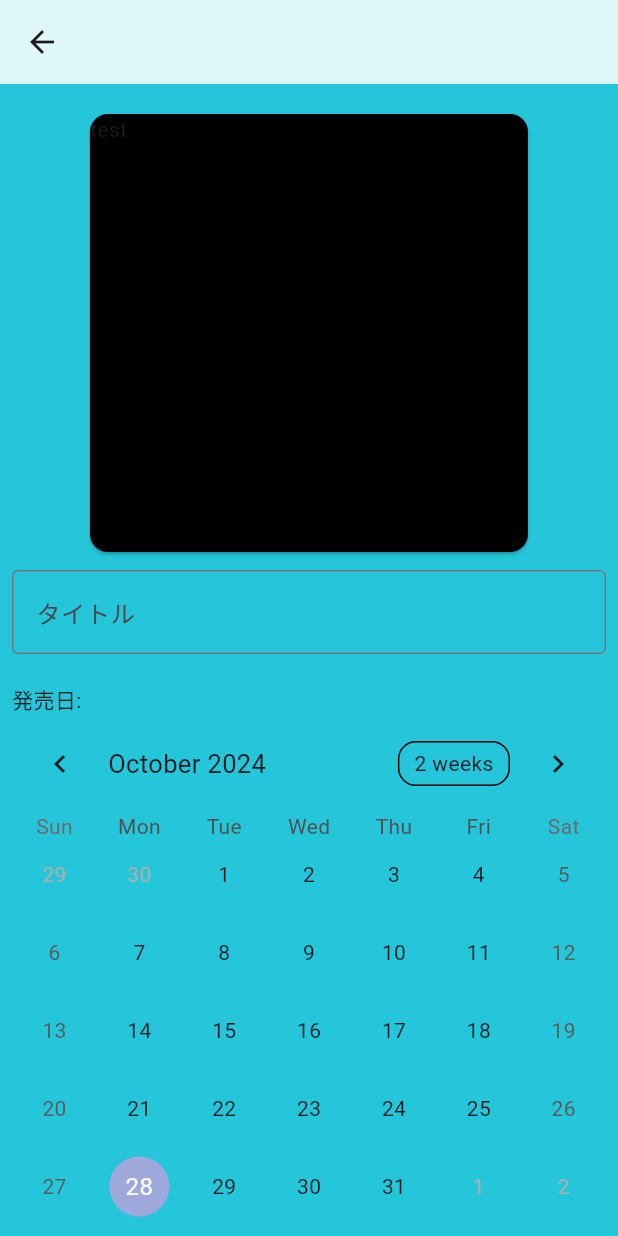
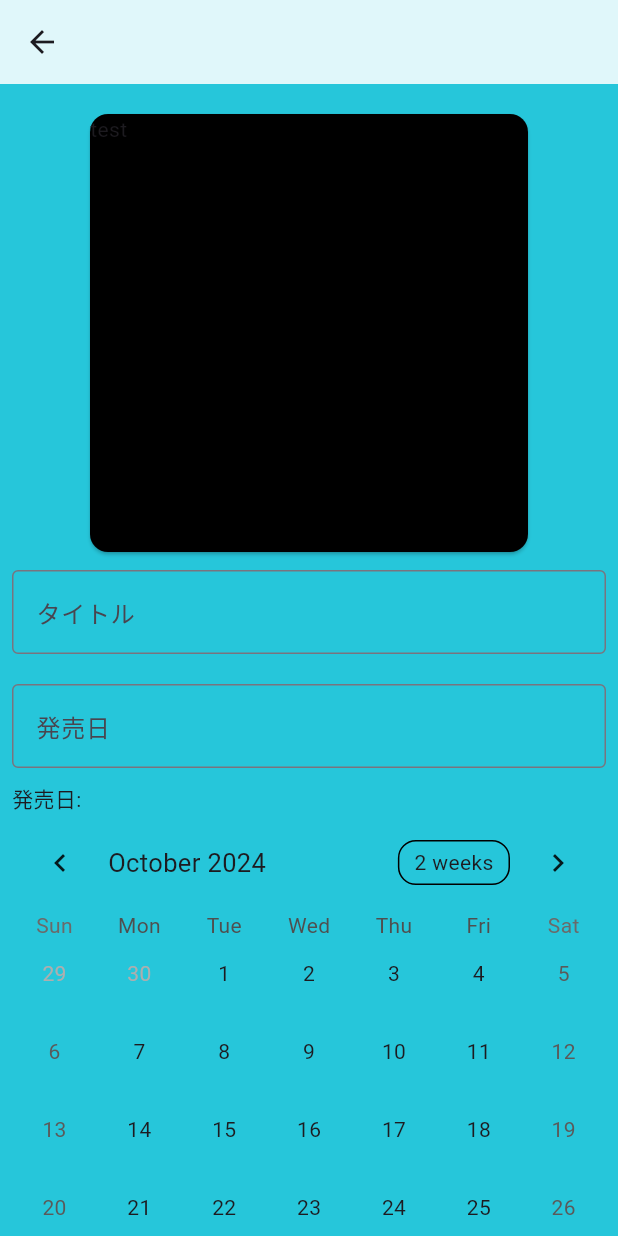
Before and after one commit to HikaruKusanagi27/game_review, a Flutter app: the PostPage screen opened directly, on a phone screen of 412 x 824 dp. Run offline on Flutter 3.47's test engine with Material 3 defaults, Android fonts, the phone set to English and light mode, and no system bars; drawn by our look-alikes of table_calendar; our stand-ins replace cloud_firestore, firebase_core; accounts and stored records are empty.

Commit message:
カレンダーの実装

```diff
--- a/lib/post_page.dart
+++ b/lib/post_page.dart
@@ -7,8 +7,22 @@ const List<String> makerList = <String>['ソニー', 'ニンテンドー', 'セ
 
 const List<String> genreList = <String>['アクション', 'RPG', 'シュミレーション'];
 
-class PostPage extends StatelessWidget {
+class PostPage extends StatefulWidget {
   const PostPage({super.key});
+
+  @override
+  _PostPageState createState() => _PostPageState();
+}
+
+class _PostPageState extends State<PostPage> {
+  DateTime? _selectedDate;
+  final TextEditingController _dateController = TextEditingController();
+
+  @override
+  void dispose() {
+    _dateController.dispose();
+    super.dispose();
+  }
 
   @override
   Widget build(BuildContext context) {
@@ -44,13 +58,42 @@ class PostPage extends StatelessWidget {
                 SizedBox(height: 20),
                 Row(
                   children: [
+                    Expanded(
+                      child: TextField(
+                        controller: _dateController,
+                        decoration: InputDecoration(
+                          border: OutlineInputBorder(),
+                          labelText: '発売日',
+                        ),
+                      ),
+                    ),
+                  ],
+                ),
+                SizedBox(height: 10),
+                Row(
+                  children: [
                     Text('発売日:'),
+                    SizedBox(width: 10),
+                    if (_selectedDate != null)
+                      Text(
+                        "${_selectedDate!.year}/${_selectedDate!.month}/${_selectedDate!.day}",
+                        style: TextStyle(
+                            fontSize: 16, fontWeight: FontWeight.bold),
+                      ),
                   ],
                 ),
                 TableCalendar(
                   firstDay: DateTime.utc(2010, 1, 1),
                   lastDay: DateTime.utc(2030, 1, 1),
                   focusedDay: DateTime.now(),
+                  selectedDayPredicate: (day) => isSameDay(_selectedDate, day),
+                  onDaySelected: (selectedDay, focusedDay) {
+                    setState(() {
+                      _selectedDate = selectedDay;
+                      _dateController.text =
+                          "${selectedDay.year}-${selectedDay.month}-${selectedDay.day}";
+                    });
+                  },
                 ),
                 SizedBox(height: 20),
                 Row(
```
